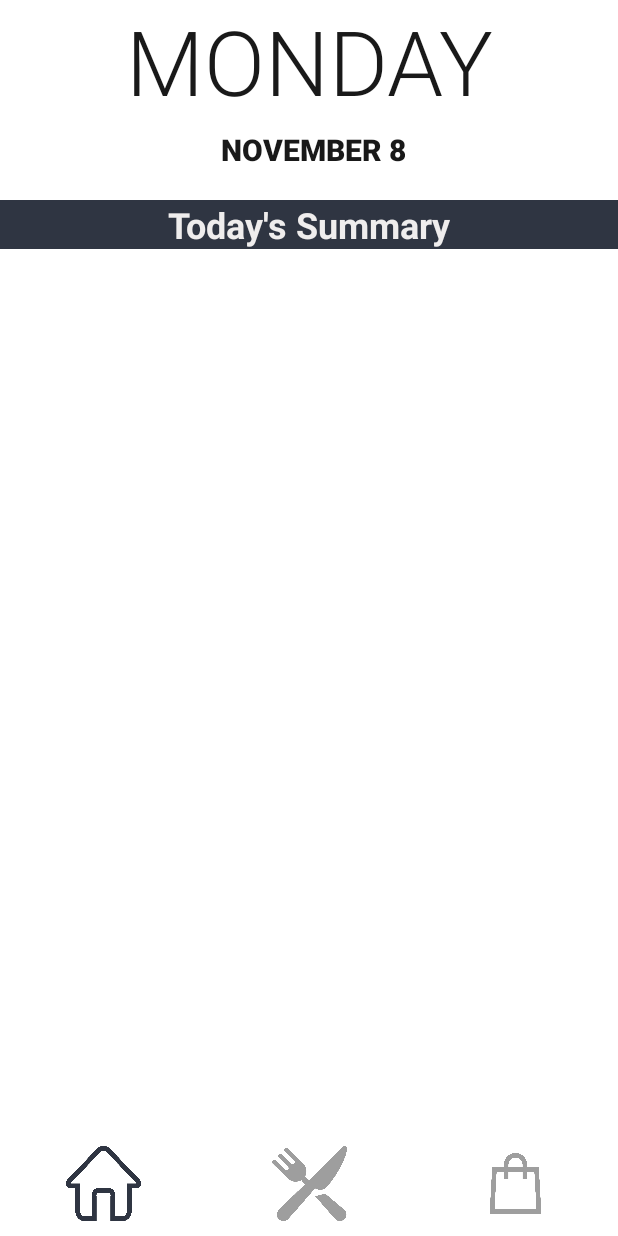
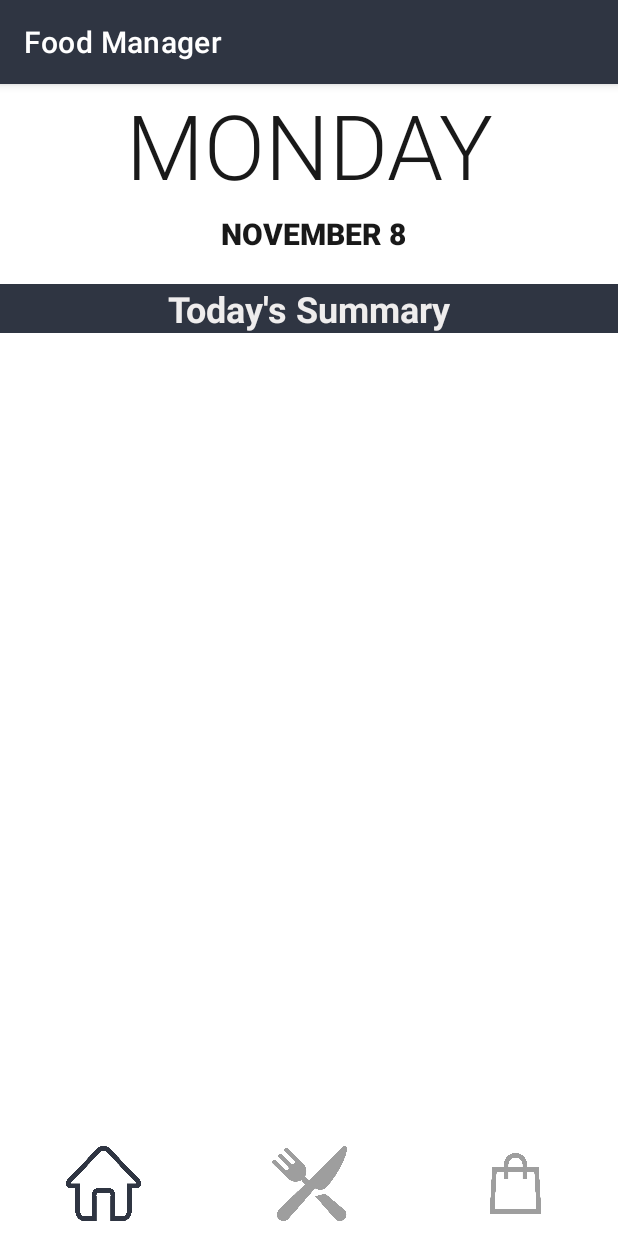
Before and after one commit to mycrazycurls/CS3714FoodManager, an Android app: the screen it shows after launch (MainActivity), on a phone screen of 412 x 824 dp. Run offline under Robolectric (Android 15) with nearby library versions, the phone set to English and light mode, and no system bars.

Commit message:
Action Bar

```diff
--- a/app/src/main/AndroidManifest.xml
+++ b/app/src/main/AndroidManifest.xml
@@ -7,6 +7,7 @@
         android:icon="@mipmap/ic_launcher"
         android:roundIcon="@mipmap/ic_launcher_round"
         android:supportsRtl="true"
+        android:label="Food Manager"
         android:theme="@style/Theme.FoodiePlanner">
         <activity
             android:name=".MainActivity"
--- a/app/src/main/res/values/themes.xml
+++ b/app/src/main/res/values/themes.xml
@@ -1,6 +1,6 @@
 <resources xmlns:tools="http://schemas.android.com/tools">
     <!-- Base application theme. -->
-    <style name="Theme.FoodiePlanner" parent="Theme.MaterialComponents.DayNight.NoActionBar">
+    <style name="Theme.FoodiePlanner" parent="Theme.MaterialComponents.DayNight.DarkActionBar">
         <!-- Primary brand color. -->
         <item name="colorPrimary">@color/presitgeblue</item>
         <item name="colorPrimaryVariant">@color/grisilla</item>
```
